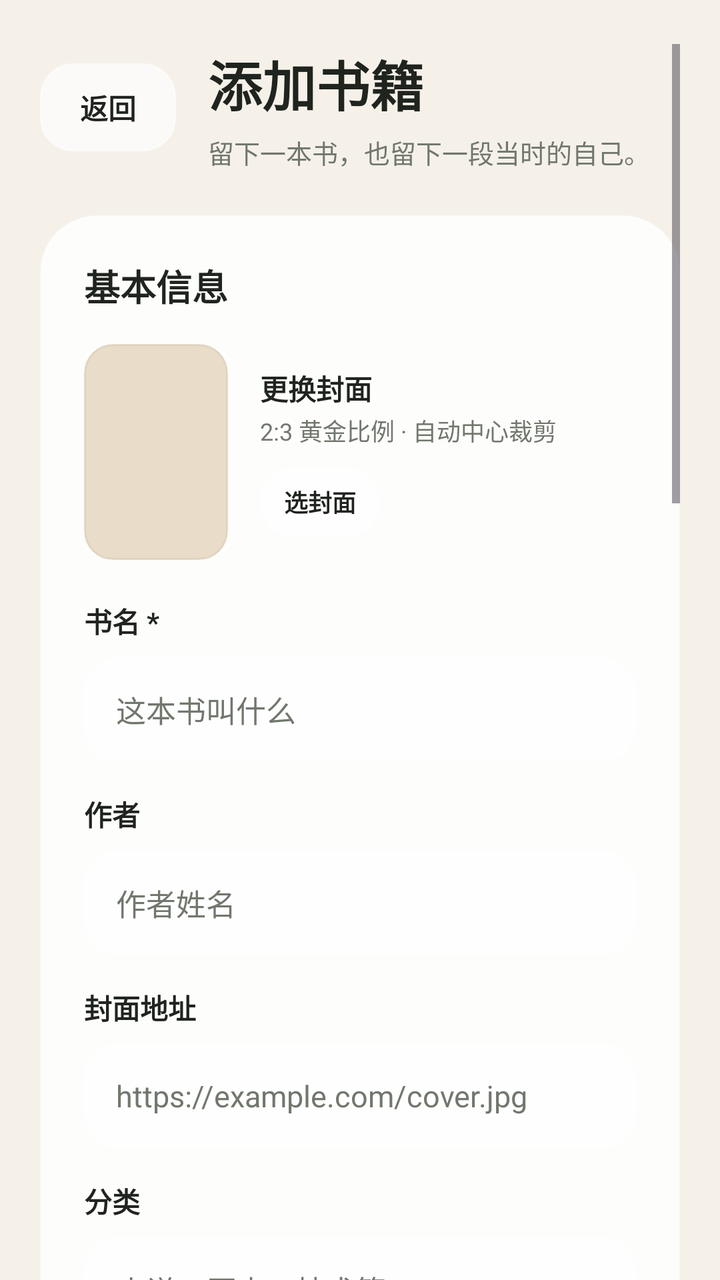
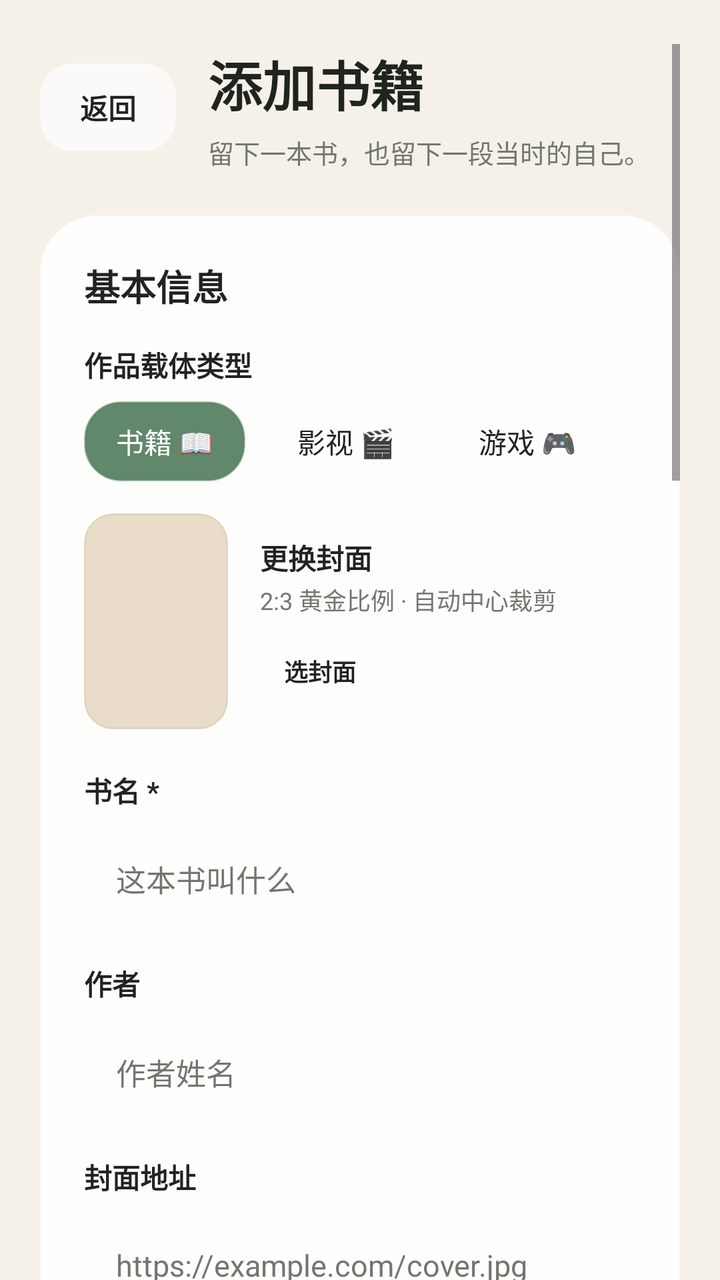

Screens rendered from an Android XML layout before and after an edit, with the pre-edit source and the edit as a unified diff.
<!-- AndroidManifest.xml: application theme Theme.Readtrace -->
<!-- res/layout/activity_add_book.xml -->
<?xml version="1.0" encoding="utf-8"?>
<androidx.constraintlayout.widget.ConstraintLayout xmlns:android="http://schemas.android.com/apk/res/android"
    xmlns:app="http://schemas.android.com/apk/res-auto"
    xmlns:tools="http://schemas.android.com/tools"
    android:id="@+id/addBookRoot"
    android:layout_width="match_parent"
    android:layout_height="match_parent"
    android:background="@drawable/bg_readtrace_home"
    tools:context=".AddBookActivity">

    <ScrollView
        android:layout_width="0dp"
        android:layout_height="0dp"
        android:clipToPadding="false"
        android:fillViewport="true"
        android:overScrollMode="never"
        android:paddingStart="20dp"
        android:paddingTop="22dp"
        android:paddingEnd="20dp"
        android:paddingBottom="30dp"
        app:layout_constraintBottom_toBottomOf="parent"
        app:layout_constraintEnd_toEndOf="parent"
        app:layout_constraintStart_toStartOf="parent"
        app:layout_constraintTop_toTopOf="parent">

        <LinearLayout
            android:id="@+id/addBookContent"
            android:layout_width="match_parent"
            android:layout_height="wrap_content"
            android:orientation="vertical">

            <LinearLayout
                android:layout_width="match_parent"
                android:layout_height="wrap_content"
                android:gravity="center_vertical"
                android:orientation="horizontal">

                <TextView
                    android:id="@+id/backButton"
                    android:layout_width="68dp"
                    android:layout_height="44dp"
                    android:background="@drawable/bg_secondary_button"
                    android:clickable="true"
                    android:focusable="true"
                    android:fontFamily="sans"
                    android:gravity="center"
                    android:text="@string/action_back"
                    android:textColor="@color/readtrace_ink"
                    android:textSize="14sp"
                    android:textStyle="bold" />

                <LinearLayout
                    android:layout_width="0dp"
                    android:layout_height="wrap_content"
                    android:layout_marginStart="16dp"
                    android:layout_weight="1"
                    android:orientation="vertical">

                    <TextView
                        android:id="@+id/formTitle"
                        android:layout_width="wrap_content"
                        android:layout_height="wrap_content"
                        android:fontFamily="sans"
                        android:text="@string/add_book_title"
                        android:textColor="@color/readtrace_ink"
                        android:textSize="27sp"
                        android:textStyle="bold" />

                    <TextView
                        android:id="@+id/formSubtitle"
                        android:layout_width="match_parent"
                        android:layout_height="wrap_content"
                        android:layout_marginTop="5dp"
                        android:fontFamily="sans"
                        android:lineSpacingExtra="2dp"
                        android:text="@string/add_book_subtitle"
                        android:textColor="@color/readtrace_muted"
                        android:textSize="13sp" />
                </LinearLayout>
            </LinearLayout>

            <LinearLayout
                android:layout_width="match_parent"
                android:layout_height="wrap_content"
                android:layout_marginTop="22dp"
                android:background="@drawable/bg_glass_panel"
                android:elevation="10dp"
                android:orientation="vertical">

                <TextView
                    style="@style/ReadTraceFieldLabel"
                    android:text="@string/section_basic"
                    android:textSize="18sp" />

                
                <LinearLayout
                    android:layout_width="match_parent"
                    android:layout_height="wrap_content"
                    android:layout_marginTop="16dp"
                    android:gravity="center_vertical"
                    android:orientation="horizontal">

                    <FrameLayout
                        android:id="@+id/coverPickerContainer"
                        android:layout_width="72dp"
                        android:layout_height="108dp"
                        android:background="@drawable/bg_book_placeholder"
                        android:clickable="true"
                        android:clipToOutline="true"
                        android:focusable="true"
                        android:outlineProvider="background">

                        <ImageView
                            android:id="@+id/coverPreviewImage"
                            android:layout_width="match_parent"
                            android:layout_height="match_parent"
                            android:scaleType="centerCrop"
                            android:visibility="gone"
                            tools:visibility="visible" />
                    </FrameLayout>

                    <LinearLayout
                        android:layout_width="0dp"
                        android:layout_height="wrap_content"
                        android:layout_marginStart="16dp"
                        android:layout_weight="1"
                        android:orientation="vertical">

                        <TextView
                            android:id="@+id/coverStatusText"
                            android:layout_width="wrap_content"
                            android:layout_height="wrap_content"
                            android:fontFamily="sans"
                            android:text="@string/action_cover_change"
                            android:textColor="@color/readtrace_ink"
                            android:textSize="14sp"
                            android:textStyle="bold" />

                        <TextView
                            android:layout_width="wrap_content"
                            android:layout_height="wrap_content"
                            android:layout_marginTop="2dp"
                            android:fontFamily="sans"
                            android:text="2:3 黄金比例 · 自动中心裁剪"
                            android:textColor="@color/readtrace_muted"
                            android:textSize="12sp" />

                        <LinearLayout
                            android:layout_width="wrap_content"
                            android:layout_height="wrap_content"
                            android:layout_marginTop="10dp"
                            android:orientation="horizontal">

                            <TextView
                                android:id="@+id/pickCoverButton"
                                android:layout_width="wrap_content"
                                android:layout_height="34dp"
                                android:background="@drawable/bg_secondary_button"
                                android:clickable="true"
                                android:focusable="true"
                                android:fontFamily="sans"
                                android:gravity="center"
                                android:paddingStart="12dp"
                                android:paddingEnd="12dp"
                                android:text="@string/action_pick_cover"
                                android:textColor="@color/readtrace_ink"
                                android:textSize="12sp"
                                android:textStyle="bold" />

                            <TextView
                                android:id="@+id/removeCoverButton"
                                android:layout_width="wrap_content"
                                android:layout_height="34dp"
                                android:layout_marginStart="8dp"
                                android:background="@drawable/bg_secondary_button"
                                android:clickable="true"
                                android:focusable="true"
                                android:fontFamily="sans"
                                android:gravity="center"
                                android:paddingStart="12dp"
                                android:paddingEnd="12dp"
                                android:text="@string/action_cover_remove"
                                android:textColor="@color/readtrace_muted"
                                android:textSize="12sp"
                                android:visibility="gone"
                                tools:visibility="visible" />
                        </LinearLayout>
                    </LinearLayout>
                </LinearLayout>

                <TextView
                    style="@style/ReadTraceFieldLabel"
                    android:layout_marginTop="20dp"
                    android:text="@string/field_title" />

                <EditText
                    android:id="@+id/titleInput"
                    style="@style/ReadTraceInput"
                    android:hint="@string/hint_title"
                    android:inputType="textCapSentences"
                    android:maxLines="2" />

                <TextView
                    style="@style/ReadTraceFieldLabel"
                    android:layout_marginTop="16dp"
                    android:text="@string/field_author" />

                <EditText
                    android:id="@+id/authorInput"
                    style="@style/ReadTraceInput"
                    android:hint="@string/hint_author"
                    android:inputType="textCapWords"
                    android:maxLines="2" />

                <TextView
                    style="@style/ReadTraceFieldLabel"
                    android:layout_marginTop="16dp"
                    android:text="@string/field_cover_url" />

                <EditText
                    android:id="@+id/coverUrlInput"
                    style="@style/ReadTraceInput"
                    android:hint="@string/hint_cover_url"
                    android:inputType="textUri"
                    android:maxLines="2" />

                <TextView
                    style="@style/ReadTraceFieldLabel"
                    android:layout_marginTop="16dp"
                    android:text="@string/field_category" />

                <EditText
                    android:id="@+id/categoryInput"
                    style="@style/ReadTraceInput"
                    android:hint="@string/hint_category"
                    android:inputType="textCapWords"
                    android:maxLines="2" />
            </LinearLayout>

            <LinearLayout
                android:layout_width="match_parent"
                android:layout_height="wrap_content"
                android:layout_marginTop="18dp"
                android:background="@drawable/bg_glass_panel_soft"
                android:elevation="7dp"
                android:orientation="vertical">

                <TextView
                    style="@style/ReadTraceFieldLabel"
                    android:text="@string/section_reading"
                    android:textSize="18sp" />

                <TextView
                    style="@style/ReadTraceFieldLabel"
                    android:layout_marginTop="20dp"
                    android:text="@string/field_status" />

                <Spinner
                    android:id="@+id/statusInput"
                    style="@style/ReadTraceInput"
                    android:spinnerMode="dropdown" />

                <TextView
                    style="@style/ReadTraceFieldLabel"
                    android:layout_marginTop="16dp"
                    android:text="@string/field_rating" />

                <EditText
                    android:id="@+id/ratingInput"
                    style="@style/ReadTraceInput"
                    android:digits="0123456789."
                    android:hint="@string/hint_rating"
                    android:inputType="numberDecimal"
                    android:maxLines="1" />

                <TextView
                    style="@style/ReadTraceFieldLabel"
                    android:layout_marginTop="16dp"
                    android:text="@string/field_tags" />

                <EditText
                    android:id="@+id/tagsInput"
                    style="@style/ReadTraceInput"
                    android:hint="@string/hint_tags"
                    android:inputType="textCapSentences"
                    android:maxLines="3" />

                <LinearLayout
                    android:layout_width="match_parent"
                    android:layout_height="wrap_content"
                    android:layout_marginTop="16dp"
                    android:orientation="horizontal">

                    <LinearLayout
                        android:layout_width="0dp"
                        android:layout_height="wrap_content"
                        android:layout_marginEnd="6dp"
                        android:layout_weight="1"
                        android:orientation="vertical">

                        <TextView
                            style="@style/ReadTraceFieldLabel"
                            android:text="@string/field_start_date" />

                        <TextView
                            android:id="@+id/startDateInput"
                            style="@style/ReadTraceDateInput"
                            android:text="@string/select_date"
                            android:textColor="@color/readtrace_muted" />

                        <TextView
                            android:id="@+id/clearStartDateButton"
                            android:layout_width="wrap_content"
                            android:layout_height="36dp"
                            android:layout_marginTop="5dp"
                            android:clickable="true"
                            android:focusable="true"
                            android:fontFamily="sans"
                            android:gravity="center"
                            android:paddingStart="4dp"
                            android:paddingEnd="4dp"
                            android:text="@string/action_clear_date"
                            android:textColor="@color/readtrace_accent"
                            android:textSize="12sp"
                            android:textStyle="bold" />
                    </LinearLayout>

                    <LinearLayout
                        android:layout_width="0dp"
                        android:layout_height="wrap_content"
                        android:layout_marginStart="6dp"
                        android:layout_weight="1"
                        android:orientation="vertical">

                        <TextView
                            style="@style/ReadTraceFieldLabel"
                            android:text="@string/field_finish_date" />

                        <TextView
                            android:id="@+id/finishDateInput"
                            style="@style/ReadTraceDateInput"
                            android:text="@string/select_date"
                            android:textColor="@color/readtrace_muted" />

                        <TextView
                            android:id="@+id/clearFinishDateButton"
                            android:layout_width="wrap_content"
                            android:layout_height="36dp"
                            android:layout_marginTop="5dp"
                            android:clickable="true"
                            android:focusable="true"
                            android:fontFamily="sans"
                            android:gravity="center"
                            android:paddingStart="4dp"
                            android:paddingEnd="4dp"
                            android:text="@string/action_clear_date"
                            android:textColor="@color/readtrace_accent"
                            android:textSize="12sp"
                            android:textStyle="bold" />
                    </LinearLayout>
                </LinearLayout>
            </LinearLayout>

            <LinearLayout
                android:layout_width="match_parent"
                android:layout_height="wrap_content"
                android:layout_marginTop="18dp"
                android:background="@drawable/bg_glass_panel_soft"
                android:elevation="7dp"
                android:orientation="vertical">

                <TextView
                    style="@style/ReadTraceFieldLabel"
                    android:text="@string/section_thoughts"
                    android:textSize="18sp" />

                <TextView
                    style="@style/ReadTraceFieldLabel"
                    android:layout_marginTop="20dp"
                    android:text="@string/field_short_comment" />

                <EditText
                    android:id="@+id/shortCommentInput"
                    style="@style/ReadTraceInput"
                    android:gravity="top"
                    android:hint="@string/hint_short_comment"
                    android:inputType="textCapSentences|textMultiLine"
                    android:maxLines="4"
                    android:minLines="2" />

                <TextView
                    style="@style/ReadTraceFieldLabel"
                    android:layout_marginTop="16dp"
                    android:text="@string/field_review" />

                <EditText
                    android:id="@+id/reviewInput"
                    style="@style/ReadTraceInput"
                    android:gravity="top"
                    android:hint="@string/hint_review"
                    android:inputType="textCapSentences|textMultiLine"
                    android:maxLines="10"
                    android:minLines="5" />
            </LinearLayout>

            <TextView
                android:id="@+id/saveButton"
                android:layout_width="match_parent"
                android:layout_height="54dp"
                android:layout_marginTop="22dp"
                android:background="@drawable/bg_primary_button"
                android:clickable="true"
                android:elevation="7dp"
                android:focusable="true"
                android:fontFamily="sans"
                android:gravity="center"
                android:text="@string/action_save"
                android:textColor="@color/white"
                android:textSize="16sp"
                android:textStyle="bold" />
        </LinearLayout>
    </ScrollView>

</androidx.constraintlayout.widget.ConstraintLayout>
<!-- resources referenced by this layout -->
<resources>
  <color name="readtrace_accent">#4E7A5A</color>
  <color name="readtrace_ink">#20241F</color>
  <color name="readtrace_muted">#71776D</color>
  <color name="white">#FFFFFFFF</color>
  <string name="action_back">返回</string>
  <string name="action_clear_date">清除日期</string>
  <string name="action_cover_change">更换封面</string>
  <string name="action_cover_remove">清除封面</string>
  <string name="action_pick_cover">选封面</string>
  <string name="action_save">保存书籍</string>
  <string name="add_book_subtitle">留下一本书，也留下一段当时的自己。</string>
  <string name="add_book_title">添加书籍</string>
  <string name="field_author">作者</string>
  <string name="field_category">分类</string>
  <string name="field_cover_url">封面地址</string>
  <string name="field_finish_date">完成日期</string>
  <string name="field_rating">评分</string>
  <string name="field_review">读后感</string>
  <string name="field_short_comment">简短评价</string>
  <string name="field_start_date">开始日期</string>
  <string name="field_status">阅读状态</string>
  <string name="field_tags">标签</string>
  <string name="field_title">书名 *</string>
  <string name="hint_author">作者姓名</string>
  <string name="hint_category">小说、历史、技术等</string>
  <string name="hint_cover_url">https://example.com/cover.jpg</string>
  <string name="hint_rating">1-10，可保留一位小数</string>
  <string name="hint_review">写下读完后还留在心里的部分</string>
  <string name="hint_short_comment">一句话记住它</string>
  <string name="hint_tags">用中文或英文逗号分隔</string>
  <string name="hint_title">这本书叫什么</string>
  <string name="section_basic">基本信息</string>
  <string name="section_reading">阅读记录</string>
  <string name="section_thoughts">留下感受</string>
  <string name="select_date">选择日期</string>
  <style name="Theme.Readtrace" parent="Base.Theme.Readtrace" />
  <color name="readtrace_book_cover">#E9DDC9</color>
  <color name="readtrace_book_cover_stroke">#99D6C8B0</color>
  <color name="readtrace_glass">#D9FFFFFF</color>
  <color name="readtrace_glass_stroke">#8AFFFFFF</color>
  <color name="readtrace_glass_soft">#AFFFFFFF</color>
  <color name="readtrace_accent_pressed">#41684B</color>
  <color name="readtrace_background">#F5F1E9</color>
  <color name="readtrace_chip">#8CFFFFFF</color>
  <style name="Base.Theme.Readtrace" parent="Theme.Material3.DayNight.NoActionBar">
          
          
      </style>
  <!-- unchanged entries left out for length: 10 -->
</resources>

<!-- the commit's change to res/layout/activity_add_book.xml (unified diff, before → after) -->
@@ -91,6 +91,61 @@
                     style="@style/ReadTraceFieldLabel"
                     android:text="@string/section_basic"
                     android:textSize="18sp" />
+
+                
+                <TextView
+                    style="@style/ReadTraceFieldLabel"
+                    android:layout_marginTop="16dp"
+                    android:text="@string/field_media_type" />
+
+                <HorizontalScrollView
+                    android:layout_width="match_parent"
+                    android:layout_height="wrap_content"
+                    android:layout_marginTop="8dp"
+                    android:clipToPadding="false"
+                    android:overScrollMode="never"
+                    android:scrollbars="none">
+
+                    <LinearLayout
+                        android:id="@+id/mediaTypeGroup"
+                        android:layout_width="wrap_content"
+                        android:layout_height="wrap_content"
+                        android:orientation="horizontal">
+
+                        <TextView
+                            android:id="@+id/mediaTypeBook"
+                            style="@style/ReadTraceStatusChip"
+                            android:background="@drawable/bg_status_chip_selected"
+                            android:clickable="true"
+                            android:focusable="true"
+                            android:text="@string/media_type_book"
+                            android:textColor="@color/white" />
+
+                        <TextView
+                            android:id="@+id/mediaTypeMovie"
+                            style="@style/ReadTraceStatusChip"
+                            android:layout_marginStart="10dp"
+                            android:clickable="true"
+                            android:focusable="true"
+                            android:text="@string/media_type_movie" />
+
+                        <TextView
+                            android:id="@+id/mediaTypeGame"
+                            style="@style/ReadTraceStatusChip"
+                            android:layout_marginStart="10dp"
+                            android:clickable="true"
+                            android:focusable="true"
+                            android:text="@string/media_type_game" />
+
+                        <TextView
+                            android:id="@+id/mediaTypePodcast"
+                            style="@style/ReadTraceStatusChip"
+                            android:layout_marginStart="10dp"
+                            android:clickable="true"
+                            android:focusable="true"
+                            android:text="@string/media_type_podcast" />
+                    </LinearLayout>
+                </HorizontalScrollView>
 
                 
                 <LinearLayout
@@ -201,6 +256,7 @@
                     android:maxLines="2" />
 
                 <TextView
+                    android:id="@+id/authorLabel"
                     style="@style/ReadTraceFieldLabel"
                     android:layout_marginTop="16dp"
                     android:text="@string/field_author" />
<!-- resource entries referenced after the edit -->
@@ -4,6 +4,15 @@
   <color name="readtrace_ink">#20241F</color>
   <color name="readtrace_muted">#71776D</color>
   <color name="white">#FFFFFFFF</color>
+  <!-- drawable bg_status_chip_selected (drawable) -->
+  <?xml version="1.0" encoding="utf-8"?>
+  <shape xmlns:android="http://schemas.android.com/apk/res/android">
+      <solid android:color="@color/readtrace_chip_selected" />
+      <stroke
+          android:width="1dp"
+          android:color="@color/readtrace_chip_selected_stroke" />
+      <corners android:radius="18dp" />
+  </shape>
   <string name="action_back">返回</string>
   <string name="action_clear_date">清除日期</string>
   <string name="action_cover_change">更换封面</string>
@@ -16,6 +25,7 @@
   <string name="field_category">分类</string>
   <string name="field_cover_url">封面地址</string>
   <string name="field_finish_date">完成日期</string>
+  <string name="field_media_type">作品载体类型</string>
   <string name="field_rating">评分</string>
   <string name="field_review">读后感</string>
   <string name="field_short_comment">简短评价</string>
@@ -31,10 +41,26 @@
   <string name="hint_short_comment">一句话记住它</string>
   <string name="hint_tags">用中文或英文逗号分隔</string>
   <string name="hint_title">这本书叫什么</string>
+  <string name="media_type_book">书籍 📖</string>
+  <string name="media_type_game">游戏 🎮</string>
+  <string name="media_type_movie">影视 🎬</string>
+  <string name="media_type_podcast">播客 🎙️</string>
   <string name="section_basic">基本信息</string>
   <string name="section_reading">阅读记录</string>
   <string name="section_thoughts">留下感受</string>
   <string name="select_date">选择日期</string>
+  <style name="ReadTraceStatusChip">
+          <item name="android:layout_width">wrap_content</item>
+          <item name="android:layout_height">40dp</item>
+          <item name="android:minWidth">64dp</item>
+          <item name="android:background">@drawable/bg_status_chip</item>
+          <item name="android:fontFamily">sans</item>
+          <item name="android:gravity">center</item>
+          <item name="android:paddingStart">16dp</item>
+          <item name="android:paddingEnd">16dp</item>
+          <item name="android:textColor">@color/readtrace_ink</item>
+          <item name="android:textSize">14sp</item>
+      </style>
   <style name="Theme.Readtrace" parent="Base.Theme.Readtrace" />
   <color name="readtrace_book_cover">#E9DDC9</color>
   <color name="readtrace_book_cover_stroke">#99D6C8B0</color>
@@ -44,6 +70,17 @@
   <color name="readtrace_accent_pressed">#41684B</color>
   <color name="readtrace_background">#F5F1E9</color>
   <color name="readtrace_chip">#8CFFFFFF</color>
+  <color name="readtrace_chip_selected">#E34E7A5A</color>
+  <color name="readtrace_chip_selected_stroke">#664E7A5A</color>
+  <!-- drawable bg_status_chip (drawable) -->
+  <?xml version="1.0" encoding="utf-8"?>
+  <shape xmlns:android="http://schemas.android.com/apk/res/android">
+      <solid android:color="@color/readtrace_chip" />
+      <stroke
+          android:width="1dp"
+          android:color="@color/readtrace_glass_stroke" />
+      <corners android:radius="18dp" />
+  </shape>
   <style name="Base.Theme.Readtrace" parent="Theme.Material3.DayNight.NoActionBar">
           
           
